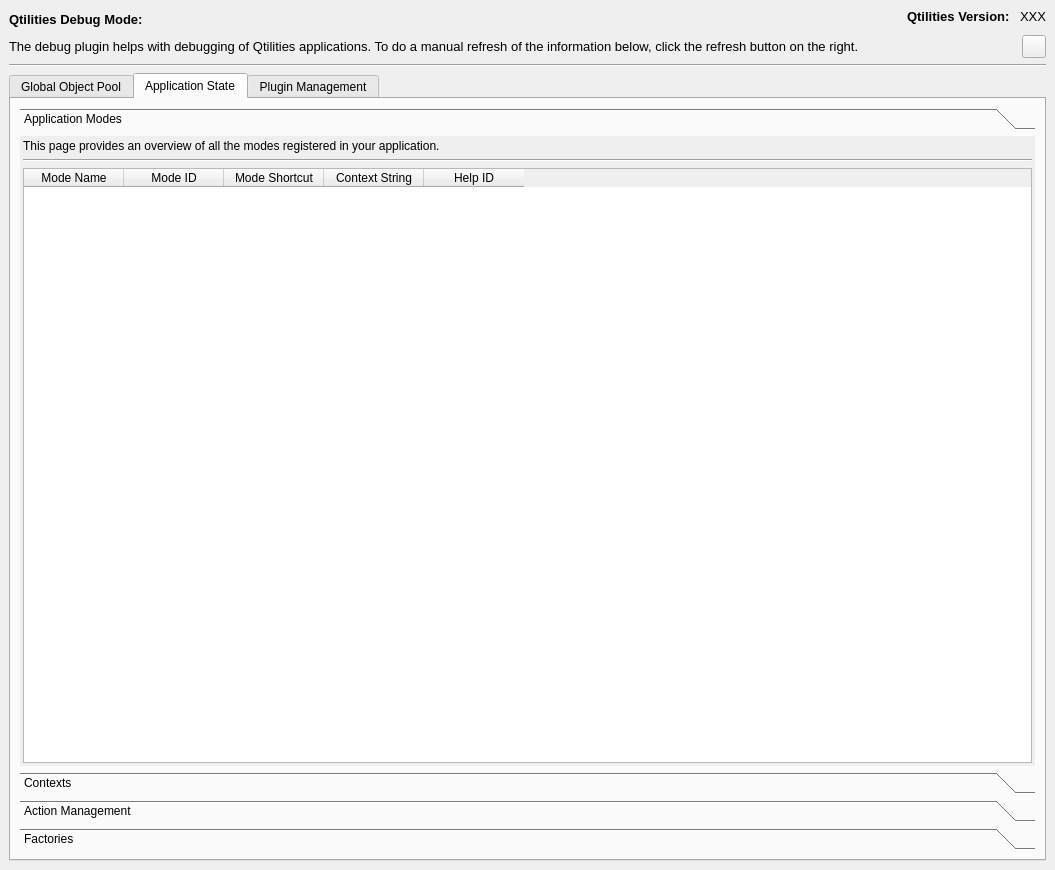
This is src/Plugins/DebugPlugin/source/DebugWidget.ui in JPNaude/Qtilities as Qt 5 draws it before an edit. The edited form follows.
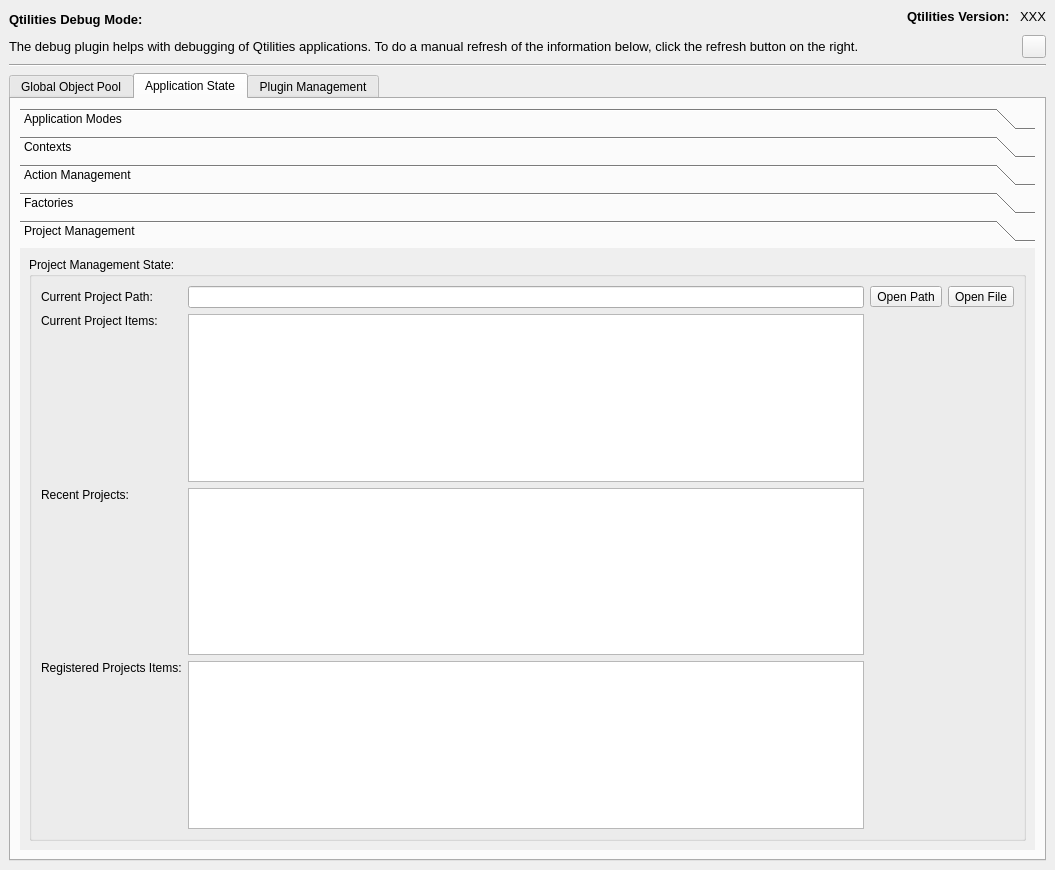
This is the edited form. The open tabs and pages were chosen to show the change.

Commit message: Lots of updates to plugins. IPlugin now uses new VersionInformation class + DebugPlugin now has a project management debug pane.

What changed in the file:
```diff
--- a/src/Plugins/DebugPlugin/source/DebugWidget.ui
+++ b/src/Plugins/DebugPlugin/source/DebugWidget.ui
@@ -319,8 +319,8 @@
             <rect>
              <x>0</x>
              <y>0</y>
-             <width>1013</width>
-             <height>635</height>
+             <width>98</width>
+             <height>278</height>
             </rect>
            </property>
            <attribute name="label">
@@ -646,6 +646,110 @@
             </item>
            </layout>
           </widget>
+          <widget class="QWidget" name="pageProjects">
+           <property name="geometry">
+            <rect>
+             <x>0</x>
+             <y>0</y>
+             <width>372</width>
+             <height>283</height>
+            </rect>
+           </property>
+           <attribute name="label">
+            <string>Project Management</string>
+           </attribute>
+           <layout class="QVBoxLayout" name="verticalLayout_5">
+            <item>
+             <widget class="QGroupBox" name="groupBox_20">
+              <property name="title">
+               <string>Project Management State:</string>
+              </property>
+              <layout class="QGridLayout" name="gridLayout_33">
+               <item row="0" column="0" rowspan="2">
+                <layout class="QFormLayout" name="formLayout">
+                 <item row="0" column="0">
+                  <widget class="QLabel" name="label_8">
+                   <property name="text">
+                    <string>Current Project Path:</string>
+                   </property>
+                  </widget>
+                 </item>
+                 <item row="0" column="1">
+                  <widget class="QLineEdit" name="txtProjectsCurrentFileName"/>
+                 </item>
+                 <item row="1" column="0">
+                  <widget class="QLabel" name="label_9">
+                   <property name="text">
+                    <string>Current Project Items:</string>
+                   </property>
+                   <property name="alignment">
+                    <set>Qt::AlignLeading|Qt::AlignLeft|Qt::AlignTop</set>
+                   </property>
+                  </widget>
+                 </item>
+                 <item row="1" column="1">
+                  <widget class="QListWidget" name="listProjectsCurrentItems"/>
+                 </item>
+                 <item row="2" column="0">
+                  <widget class="QLabel" name="label_12">
+                   <property name="text">
+                    <string>Recent Projects:</string>
+                   </property>
+                   <property name="alignment">
+                    <set>Qt::AlignLeading|Qt::AlignLeft|Qt::AlignTop</set>
+                   </property>
+                  </widget>
+                 </item>
+                 <item row="2" column="1">
+                  <widget class="QListWidget" name="listProjectsRecent"/>
+                 </item>
+                 <item row="3" column="0">
+                  <widget class="QLabel" name="label_14">
+                   <property name="text">
+                    <string>Registered Projects Items:</string>
+                   </property>
+                   <property name="alignment">
+                    <set>Qt::AlignLeading|Qt::AlignLeft|Qt::AlignTop</set>
+                   </property>
+                  </widget>
+                 </item>
+                 <item row="3" column="1">
+                  <widget class="QListWidget" name="listProjectsRegisteredItems"/>
+                 </item>
+                </layout>
+               </item>
+               <item row="0" column="1">
+                <widget class="QToolButton" name="btnProjectsCurrentOpenPath">
+                 <property name="text">
+                  <string>Open Path</string>
+                 </property>
+                </widget>
+               </item>
+               <item row="0" column="2">
+                <widget class="QToolButton" name="btnProjectsCurrentOpenFile">
+                 <property name="text">
+                  <string>Open File</string>
+                 </property>
+                </widget>
+               </item>
+               <item row="1" column="1" colspan="2">
+                <spacer name="horizontalSpacer_11">
+                 <property name="orientation">
+                  <enum>Qt::Horizontal</enum>
+                 </property>
+                 <property name="sizeHint" stdset="0">
+                  <size>
+                   <width>125</width>
+                   <height>20</height>
+                  </size>
+                 </property>
+                </spacer>
+               </item>
+              </layout>
+             </widget>
+            </item>
+           </layout>
+          </widget>
          </widget>
         </item>
        </layout>
```
Left out of the diff: 10 changed lines with no effect on the pictures. The commit also changes 10 other files.
